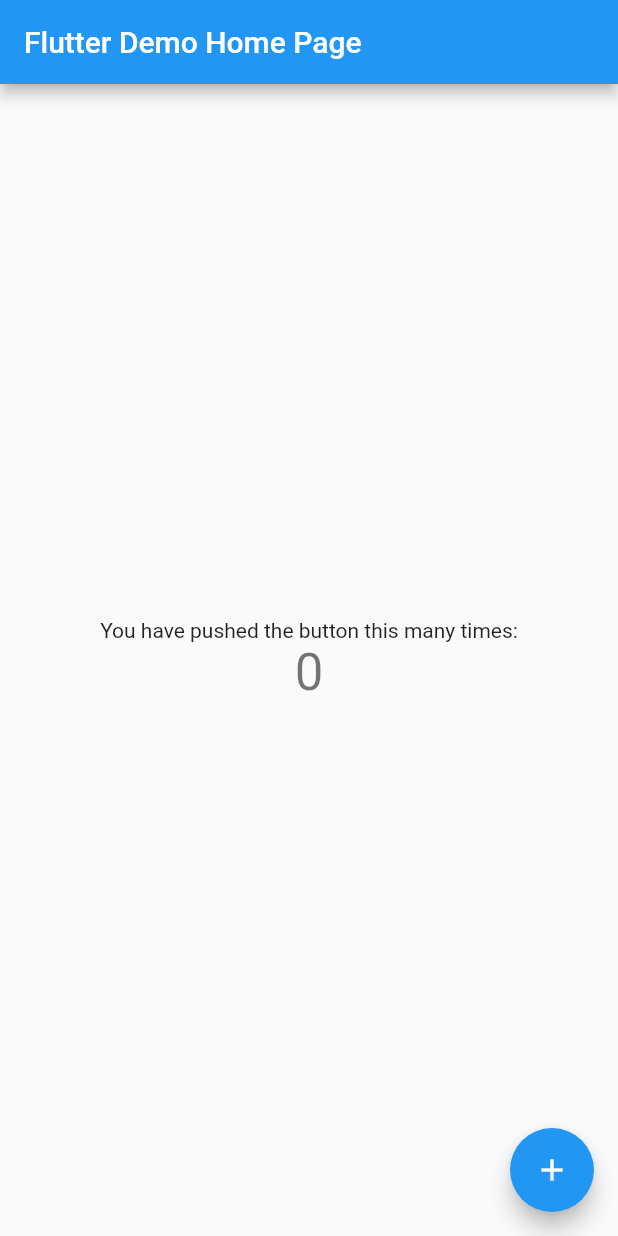
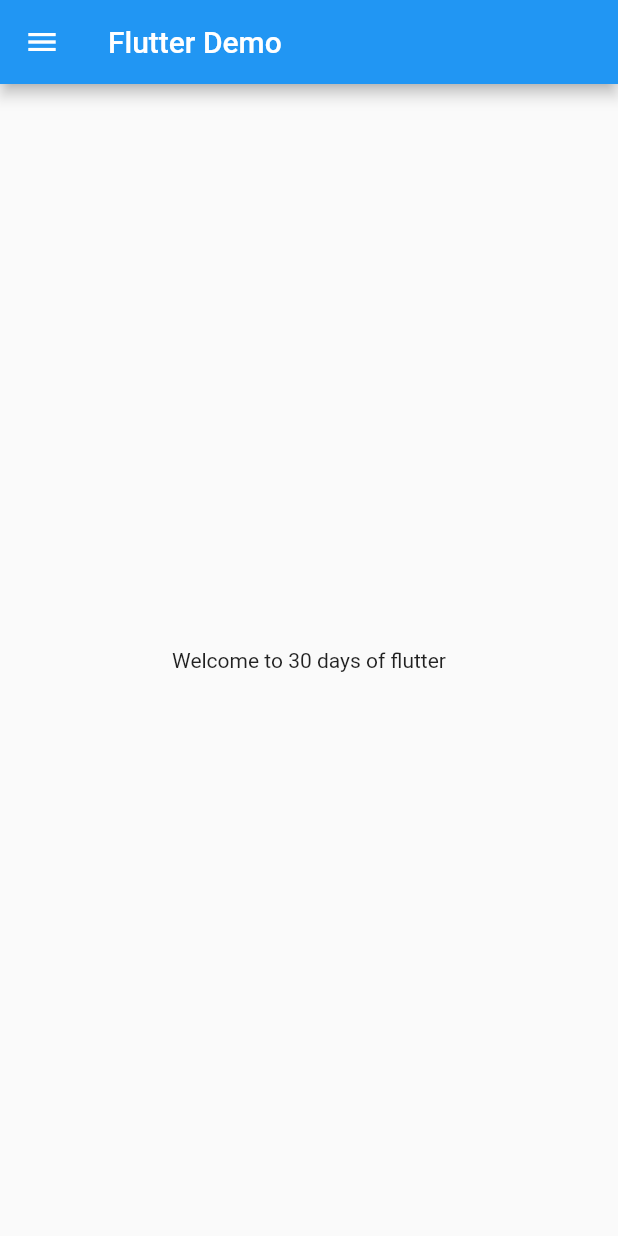
Before and after one commit to variaankitb/flutter_demo, a Flutter app: the screen it shows after launch, on a phone screen of 412 x 824 dp. Run offline on Flutter 3.47's test engine with Material 2 defaults, Android fonts, the phone set to English and light mode, and no system bars.

Commit message:
- Day Two Demo

```diff
--- /dev/null
+++ b/lib/home_page.dart
@@ -0,0 +1,20 @@
+import 'package:flutter/material.dart';
+
+class HomePage extends StatelessWidget{
+  int days = 30;
+  @override
+  Widget build(BuildContext context) {
+    return Scaffold(
+      appBar: AppBar(
+        title: Text("Flutter Demo"),
+      ),
+      body: Center(
+        child: Container(
+          child: Text("Welcome to $days days of flutter"),
+        ),
+      ),
+      drawer: Drawer(),
+    );
+  }
+
+}
--- a/lib/main.dart
+++ b/lib/main.dart
@@ -1,4 +1,5 @@
 import 'package:flutter/material.dart';
+import 'package:flutter_demo/home_page.dart';
 
 void main() {
   runApp(MyApp());
@@ -8,106 +9,8 @@ class MyApp extends StatelessWidget {
   // This widget is the root of your application.
   @override
   Widget build(BuildContext context) {
-    return MaterialApp(
-      title: 'Flutter Demo',
-      theme: ThemeData(
-        // This is the theme of your application.
-        //
-        // Try running your application with "flutter run". You'll see the
-        // application has a blue toolbar. Then, without quitting the app, try
-        // changing the primarySwatch below to Colors.green and then invoke
-        // "hot reload" (press "r" in the console where you ran "flutter run",
-        // or simply save your changes to "hot reload" in a Flutter IDE).
-        // Notice that the counter didn't reset back to zero; the application
-        // is not restarted.
-        primarySwatch: Colors.blue,
-      ),
-      home: MyHomePage(title: 'Flutter Demo Home Page'),
-    );
+    int days = 20;
+    String name = "Code";
+    return MaterialApp(home: HomePage());
   }
 }
-
-class MyHomePage extends StatefulWidget {
-  MyHomePage({Key? key, required this.title}) : super(key: key);
-
-  // This widget is the home page of your application. It is stateful, meaning
-  // that it has a State object (defined below) that contains fields that affect
-  // how it looks.
-
-  // This class is the configuration for the state. It holds the values (in this
-  // case the title) provided by the parent (in this case the App widget) and
-  // used by the build method of the State. Fields in a Widget subclass are
-  // always marked "final".
-
-  final String title;
-
-  @override
-  _MyHomePageState createState() => _MyHomePageState();
-}
-
-class _MyHomePageState extends State<MyHomePage> {
-  int _counter = 0;
-
-  void _incrementCounter() {
-    setState(() {
-      // This call to setState tells the Flutter framework that something has
-      // changed in this State, which causes it to rerun the build method below
-      // so that the display can reflect the updated values. If we changed
-      // _counter without calling setState(), then the build method would not be
-      // called again, and so nothing would appear to happen.
-      _counter++;
-    });
-  }
-
-  @override
-  Widget build(BuildContext context) {
-    // This method is rerun every time setState is called, for instance as done
-    // by the _incrementCounter method above.
-    //
-    // The Flutter framework has been optimized to make rerunning build methods
-    // fast, so that you can just rebuild anything that needs updating rather
-    // than having to individually change instances of widgets.
-    return Scaffold(
-      appBar: AppBar(
-        // Here we take the value from the MyHomePage object that was created by
-        // the App.build method, and use it to set our appbar title.
-        title: Text(widget.title),
-      ),
-      body: Center(
-        // Center is a layout widget. It takes a single child and positions it
-        // in the middle of the parent.
-        child: Column(
-          // Column is also a layout widget. It takes a list of children and
-          // arranges them vertically. By default, it sizes itself to fit its
-          // children horizontally, and tries to be as tall as its parent.
-          //
-          // Invoke "debug painting" (press "p" in the console, choose the
-          // "Toggle Debug Paint" action from the Flutter Inspector in Android
-          // Studio, or the "Toggle Debug Paint" command in Visual Studio Code)
-          // to see the wireframe for each widget.
-          //
-          // Column has various properties to control how it sizes itself and
-          // how it positions its children. Here we use mainAxisAlignment to
-          // center the children vertically; the main axis here is the vertical
-          // axis because Columns are vertical (the cross axis would be
-          // horizontal).
-          mainAxisAlignment: MainAxisAlignment.center,
-          children: <Widget>[
-            Text(
-              'You have pushed the button this many times:',
-            ),
-            Text(
-              '$_counter',
-              style: Theme.of(context).textTheme.headline4,
-            ),
-          ],
-        ),
-      ),
-      floatingActionButton: FloatingActionButton(
-        onPressed: _incrementCounter,
-        tooltip: 'Increment',
-        child: Icon(Icons.add),
-      ), // This trailing comma makes auto-formatting nicer for build methods.
-    );
-  }
-}
```
